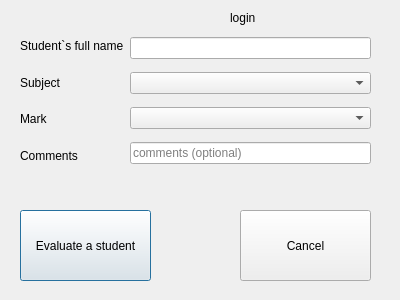
This is QTcreator/Diary/add_mark_2.ui in albaSANDROS/DIPLOMA-PROJECT.-Multi-user-client-server-application-e-journal as Qt 5 draws it before an edit. The edited form follows.
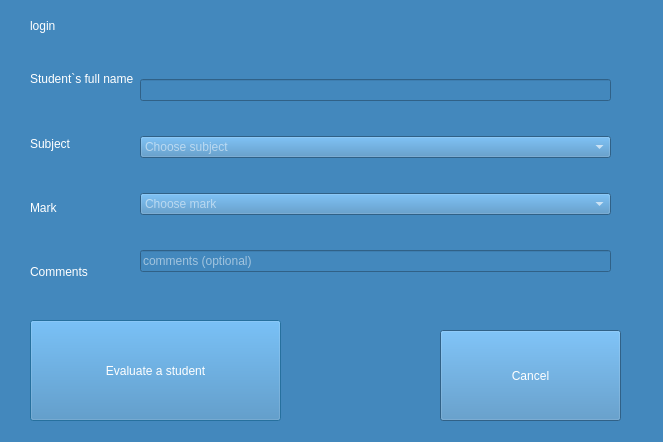
This is the edited form.

Commit message: Added icon to project. Changed main style of program

Patch:
```diff
--- a/QTcreator/Diary/add_mark_2.ui
+++ b/QTcreator/Diary/add_mark_2.ui
@@ -6,22 +6,29 @@
    <rect>
     <x>0</x>
     <y>0</y>
-    <width>400</width>
-    <height>300</height>
+    <width>663</width>
+    <height>442</height>
    </rect>
   </property>
   <property name="windowTitle">
    <string>Dialog</string>
   </property>
+  <property name="styleSheet">
+   <string notr="true">background-color: rgb(67, 136, 189);
+selection-color: rgb(22, 34, 49);</string>
+  </property>
   <widget class="QPushButton" name="pushButton_evaluate">
    <property name="geometry">
     <rect>
-     <x>20</x>
-     <y>210</y>
-     <width>131</width>
-     <height>71</height>
+     <x>30</x>
+     <y>320</y>
+     <width>251</width>
+     <height>101</height>
     </rect>
    </property>
+   <property name="styleSheet">
+    <string notr="true">color: rgb(255, 255, 255);</string>
+   </property>
    <property name="text">
     <string>Evaluate a student</string>
    </property>
@@ -29,12 +36,15 @@
   <widget class="QPushButton" name="pushButton_cancel">
    <property name="geometry">
     <rect>
-     <x>240</x>
-     <y>210</y>
-     <width>131</width>
-     <height>71</height>
+     <x>440</x>
+     <y>330</y>
+     <width>181</width>
+     <height>91</height>
     </rect>
    </property>
+   <property name="styleSheet">
+    <string notr="true">color: rgb(255, 255, 255);</string>
+   </property>
    <property name="text">
     <string>Cancel</string>
    </property>
@@ -42,12 +52,15 @@
   <widget class="QLabel" name="label">
    <property name="geometry">
     <rect>
-     <x>230</x>
+     <x>30</x>
      <y>10</y>
-     <width>151</width>
-     <height>16</height>
+     <width>581</width>
+     <height>31</height>
     </rect>
    </property>
+   <property name="styleSheet">
+    <string notr="true">color: rgb(255, 255, 255);</string>
+   </property>
    <property name="text">
     <string>login</string>
    </property>
@@ -55,10 +68,10 @@
   <widget class="QWidget" name="layoutWidget">
    <property name="geometry">
     <rect>
-     <x>20</x>
-     <y>30</y>
-     <width>351</width>
-     <height>141</height>
+     <x>30</x>
+     <y>50</y>
+     <width>581</width>
+     <height>251</height>
     </rect>
    </property>
    <layout class="QHBoxLayout" name="horizontalLayout">
@@ -66,6 +79,9 @@
      <layout class="QVBoxLayout" name="verticalLayout_2">
       <item>
        <widget class="QLabel" name="label_students_fullname">
+        <property name="styleSheet">
+         <string notr="true">color: rgb(255, 255, 255);</string>
+        </property>
         <property name="text">
          <string>Student`s full name</string>
         </property>
@@ -73,6 +89,9 @@
       </item>
       <item>
        <widget class="QLabel" name="label_subject">
+        <property name="styleSheet">
+         <string notr="true">color: rgb(255, 255, 255);</string>
+        </property>
         <property name="text">
          <string>Subject</string>
         </property>
@@ -80,6 +99,9 @@
       </item>
       <item>
        <widget class="QLabel" name="label_mark">
+        <property name="styleSheet">
+         <string notr="true">color: rgb(255, 255, 255);</string>
+        </property>
         <property name="text">
          <string>Mark</string>
         </property>
@@ -87,6 +109,9 @@
       </item>
       <item>
        <widget class="QLabel" name="label_comments">
+        <property name="styleSheet">
+         <string notr="true">color: rgb(255, 255, 255);</string>
+        </property>
         <property name="text">
          <string>Comments</string>
         </property>
@@ -105,6 +130,9 @@
       </item>
       <item>
        <widget class="QComboBox" name="comboBox_subject">
+        <property name="styleSheet">
+         <string notr="true">color: rgb(255, 255, 255);</string>
+        </property>
         <property name="placeholderText">
          <string>Choose subject</string>
         </property>
@@ -127,6 +155,9 @@
       </item>
       <item>
        <widget class="QComboBox" name="comboBox_mark">
+        <property name="styleSheet">
+         <string notr="true">color: rgb(255, 255, 255);</string>
+        </property>
         <property name="placeholderText">
          <string>Choose mark</string>
         </property>
@@ -189,6 +220,9 @@
       </item>
       <item>
        <widget class="QLineEdit" name="lineEdit_comment">
+        <property name="styleSheet">
+         <string notr="true">color: rgb(255, 255, 255);</string>
+        </property>
         <property name="placeholderText">
          <string>comments (optional)</string>
         </property>
```
The commit also changes 59 other files.
